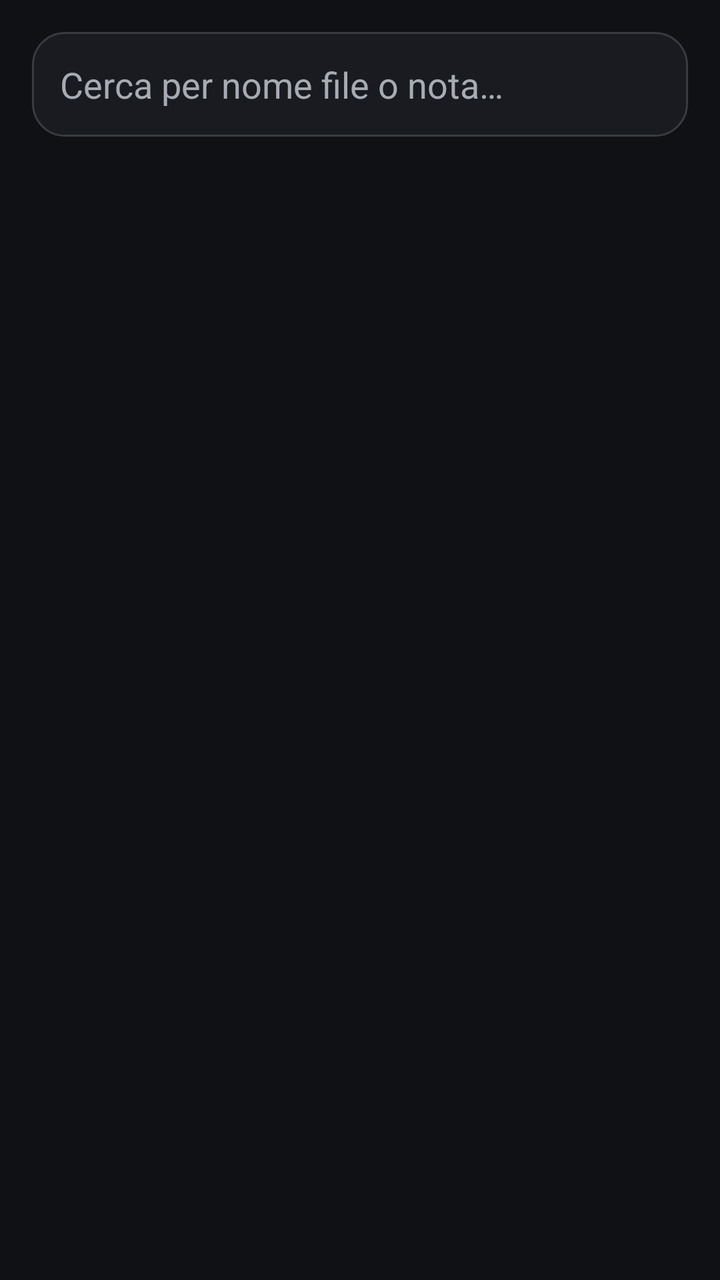
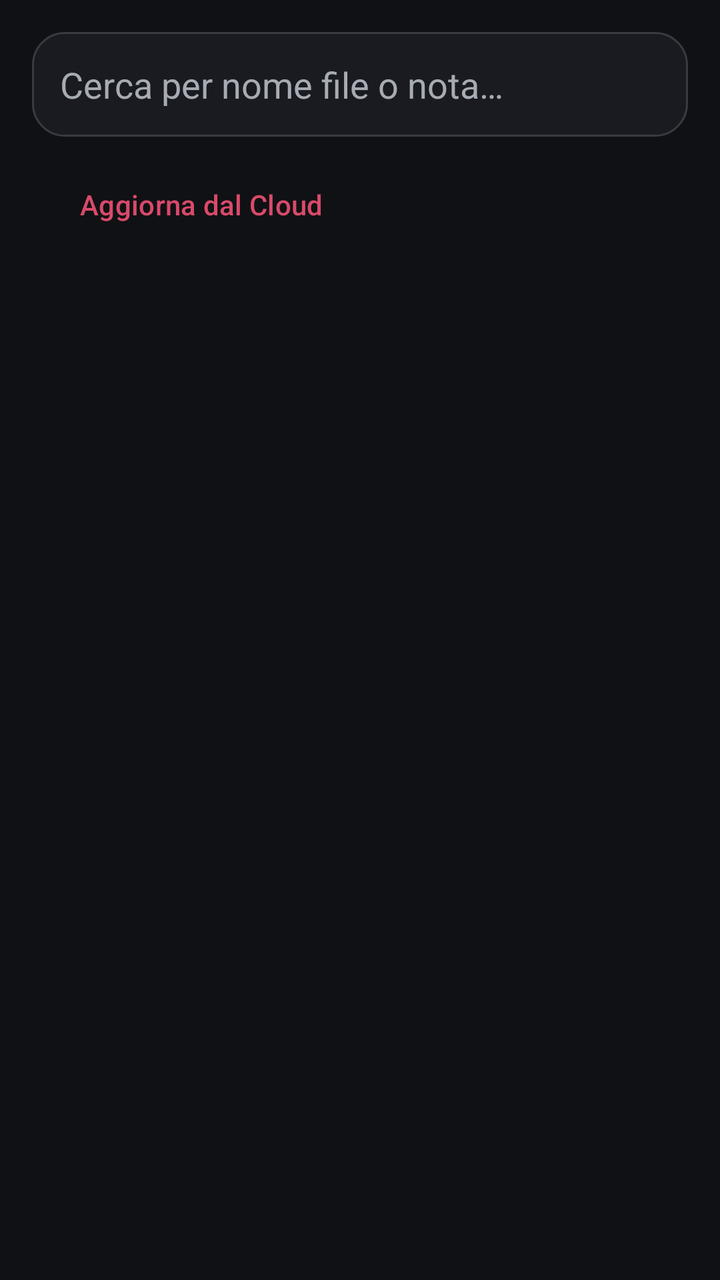

Before-and-after screenshots of an Android layout around one commit, followed by the original layout XML and the change that was made.
<!-- AndroidManifest.xml: application theme Theme.MyApp -->
<!-- res/layout/fragment_history.xml -->
<?xml version="1.0" encoding="utf-8"?>
<LinearLayout xmlns:android="http://schemas.android.com/apk/res/android"
    android:layout_width="match_parent"
    android:layout_height="match_parent"
    android:background="@color/background_main"
    android:orientation="vertical">

    <EditText
        android:id="@+id/editSearch"
        android:layout_width="match_parent"
        android:layout_height="wrap_content"
        android:layout_margin="16dp"
        android:padding="14dp"
        android:background="@drawable/bg_history_item"
        android:hint="@string/history_search_hint"
        android:textColor="@color/text_primary"
        android:textColorHint="@color/text_secondary"
        android:inputType="text"
        android:maxLines="1" />

    <androidx.recyclerview.widget.RecyclerView
        android:id="@+id/recyclerHistory"
        android:layout_width="match_parent"
        android:layout_height="0dp"
        android:layout_weight="1"
        android:paddingHorizontal="16dp" />

</LinearLayout>
<!-- resources referenced by this layout -->
<resources>
  <color name="background_main">#101114</color>
  <color name="text_primary">#F5F5F5</color>
  <color name="text_secondary">#A7ABB3</color>
  <!-- drawable bg_history_item (drawable) -->
  <?xml version="1.0" encoding="utf-8"?>
  <shape xmlns:android="http://schemas.android.com/apk/res/android"
      android:shape="rectangle">
  
      <solid android:color="@color/background_surface" />
  
      <corners android:radius="16dp" />
  
      <stroke
          android:width="1dp"
          android:color="@color/border" />
  
  </shape>
  <string name="history_search_hint">Cerca per nome file o nota…</string>
  <style name="Theme.MyApp" parent="Base.Theme.MyApp" />
  <color name="background_surface">#191B20</color>
  <color name="border">#383B42</color>
  <style name="Base.Theme.MyApp" parent="Theme.Material3.DayNight.NoActionBar">
          
          
      </style>
</resources>

<!-- the commit's change to res/layout/fragment_history.xml (unified diff, before → after) -->
@@ -9,7 +9,9 @@
         android:id="@+id/editSearch"
         android:layout_width="match_parent"
         android:layout_height="wrap_content"
-        android:layout_margin="16dp"
+        android:layout_marginStart="16dp"
+        android:layout_marginTop="16dp"
+        android:layout_marginEnd="16dp"
         android:padding="14dp"
         android:background="@drawable/bg_history_item"
         android:hint="@string/history_search_hint"
@@ -18,11 +20,22 @@
         android:inputType="text"
         android:maxLines="1" />
 
+    <Button
+        android:id="@+id/buttonSyncCloud"
+        android:layout_width="wrap_content"
+        android:layout_height="wrap_content"
+        android:layout_marginStart="16dp"
+        android:layout_marginTop="10dp"
+        android:background="@android:color/transparent"
+        android:textColor="@color/primary_light"
+        android:text="@string/history_sync_cloud_button" />
+
     <androidx.recyclerview.widget.RecyclerView
         android:id="@+id/recyclerHistory"
         android:layout_width="match_parent"
         android:layout_height="0dp"
         android:layout_weight="1"
+        android:layout_marginTop="8dp"
         android:paddingHorizontal="16dp" />
 
 </LinearLayout>
<!-- resource entries referenced after the edit -->
@@ -1,6 +1,7 @@
 <!-- resources referenced by this layout -->
 <resources>
   <color name="background_main">#101114</color>
+  <color name="primary_light">#D94A6A</color>
   <color name="text_primary">#F5F5F5</color>
   <color name="text_secondary">#A7ABB3</color>
   <!-- drawable bg_history_item (drawable) -->
@@ -18,6 +19,7 @@
   
   </shape>
   <string name="history_search_hint">Cerca per nome file o nota…</string>
+  <string name="history_sync_cloud_button">Aggiorna dal Cloud</string>
   <style name="Theme.MyApp" parent="Base.Theme.MyApp" />
   <color name="background_surface">#191B20</color>
   <color name="border">#383B42</color>
